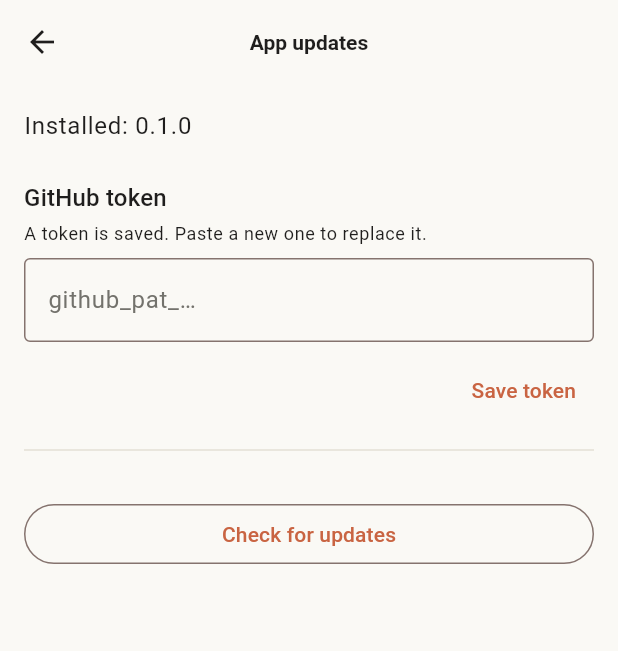
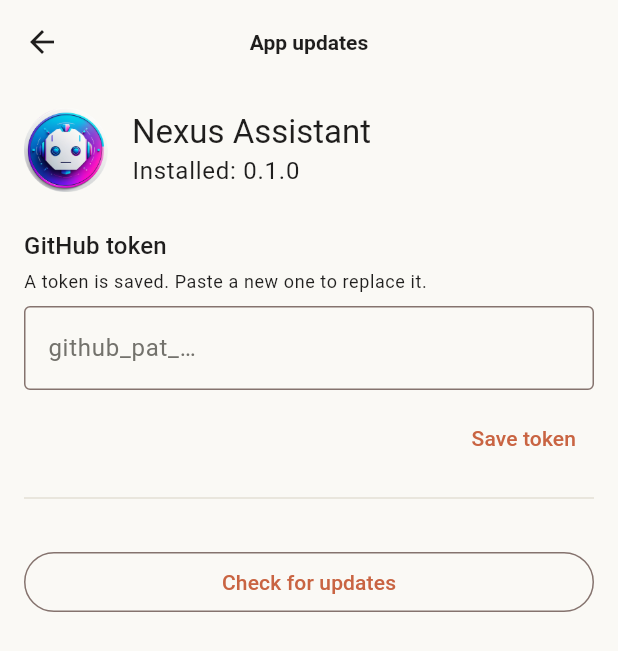
Before and after one commit to eltibu/OpenAide, a Flutter app: the UpdateScreen screen opened directly, on a phone screen of 412 x 824 dp. Shown: the top 651 px of the screen. Run offline on Flutter 3.47's test engine with Material 3 defaults, Android fonts, the phone set to English and light mode, and no system bars; our stand-ins replace file_picker, flutter_riverpod, flutter_secure_storage, image_picker, package_info_plus, pdf and 3 more; missing offline and left inert: flutter_math_fork, markdown, markdown_widget, webview_flutter_android, xterm; accounts and stored records are empty.

Commit message:
New Nexus logo: launcher icon, splash, sign-in, empty chat, drawer, about
The round robot badge becomes the app icon (adaptive foreground over the
logo's lavender-to-pink backdrop, plus legacy and round icons), the
pre-Android-12 splash, and an in-app NexusLogo widget used on the sign-in
screen, the startup screen, the empty chat, the drawer header and App
updates.

Co-Authored-By: Claude Opus 5.5 <noreply@anthropic.com>
Claude-Session: https://claude.ai/code/session_01SnXtMML6d4Cn9xuuvXRk7t

```diff
--- /dev/null
+++ b/lib/core/widgets/nexus_logo.dart
@@ -0,0 +1,17 @@
+import 'package:flutter/material.dart';
+
+/// The Nexus badge: the app's logo, drawn wherever the app shows itself.
+class NexusLogo extends StatelessWidget {
+  const NexusLogo({super.key, this.size = 64});
+
+  final double size;
+
+  @override
+  Widget build(BuildContext context) => Image.asset(
+    'assets/images/nexus_logo.png',
+    width: size,
+    height: size,
+    filterQuality: FilterQuality.medium,
+    semanticLabel: 'Nexus',
+  );
+}
--- a/lib/features/auth/login_screen.dart
+++ b/lib/features/auth/login_screen.dart
@@ -3,6 +3,7 @@ import 'package:flutter_riverpod/flutter_riverpod.dart';
 
 import '../../core/api/openwebui_client.dart';
 import '../../core/auth/session.dart';
+import '../../core/widgets/nexus_logo.dart';
 import 'sso_login_screen.dart';
 
 class LoginScreen extends ConsumerStatefulWidget {
@@ -62,7 +63,7 @@ class _LoginScreenState extends ConsumerState<LoginScreen> {
               padding: const EdgeInsets.all(24),
               shrinkWrap: true,
               children: [
-                Icon(Icons.blur_on, size: 64, color: theme.colorScheme.primary),
+                const Center(child: NexusLogo(size: 96)),
                 const SizedBox(height: 12),
                 Text(
                   'Nexus Assistant',
--- a/lib/features/chat/chat_drawer.dart
+++ b/lib/features/chat/chat_drawer.dart
@@ -20,6 +20,7 @@ import '../workspace/models_screen.dart';
 import '../workspace/prompts_screen.dart';
 import '../workspace/tools_skills.dart';
 import '../../core/theme.dart';
+import '../../core/widgets/nexus_logo.dart';
 import '../settings/settings_screen.dart';
 import 'chat_controller.dart';
 import 'chat_extras.dart';
@@ -71,6 +72,8 @@ class _ChatDrawerState extends ConsumerState<ChatDrawer> {
               padding: const EdgeInsets.fromLTRB(20, 8, 8, 0),
               child: Row(
                 children: [
+                  const NexusLogo(size: 32),
+                  const SizedBox(width: 10),
                   Expanded(
                     child: Text(
                       'Nexus',
--- a/lib/features/chat/chat_screen.dart
+++ b/lib/features/chat/chat_screen.dart
@@ -9,6 +9,7 @@ import 'package:url_launcher/url_launcher.dart';
 import '../../core/auth/session.dart';
 import '../../core/models/chat.dart';
 import '../../core/theme.dart';
+import '../../core/widgets/nexus_logo.dart';
 import '../update/update_screen.dart';
 import '../terminal/terminal_screen.dart' show terminalServersProvider;
 import 'artifacts_view.dart';
@@ -288,7 +289,7 @@ class _EmptyState extends ConsumerWidget {
         child: Column(
           mainAxisSize: MainAxisSize.min,
           children: [
-            const Icon(Icons.auto_awesome, color: NexusColors.accent, size: 36),
+            const NexusLogo(size: 72),
             const SizedBox(height: 16),
             Text(
               name == null || name.isEmpty
--- a/lib/features/update/update_screen.dart
+++ b/lib/features/update/update_screen.dart
@@ -2,6 +2,7 @@ import 'package:flutter/material.dart';
 import 'package:flutter_riverpod/flutter_riverpod.dart';
 import 'package:package_info_plus/package_info_plus.dart';
 
+import '../../core/widgets/nexus_logo.dart';
 import 'updater.dart';
 
 /// Settings page: GitHub token, current build, check and install.
@@ -53,7 +54,24 @@ class _UpdateScreenState extends ConsumerState<UpdateScreen> {
       body: ListView(
         padding: const EdgeInsets.all(16),
         children: [
-          Text('Installed: $_version', style: theme.textTheme.bodyLarge),
+          Row(
+            children: [
+              const NexusLogo(size: 56),
+              const SizedBox(width: 16),
+              Expanded(
+                child: Column(
+                  crossAxisAlignment: CrossAxisAlignment.start,
+                  children: [
+                    Text('Nexus Assistant', style: theme.textTheme.titleLarge),
+                    Text(
+                      'Installed: $_version',
+                      style: theme.textTheme.bodyLarge,
+                    ),
+                  ],
+                ),
+              ),
+            ],
+          ),
           const SizedBox(height: 24),
           Text('GitHub token', style: theme.textTheme.titleMedium),
           const SizedBox(height: 4),
--- a/pubspec.yaml
+++ b/pubspec.yaml
@@ -79,6 +79,7 @@ flutter:
   # Roboto, for PDFs the Studio exports (accents, quotes, bullets).
   assets:
     - assets/fonts/
+    - assets/images/
 
   # To add assets to your application, add an assets section, like this:
   # assets:
```
Also changed, not shown: lib/main.dart (+13 -1 lines), assets/images/nexus_logo.png (added), 30 other files.
